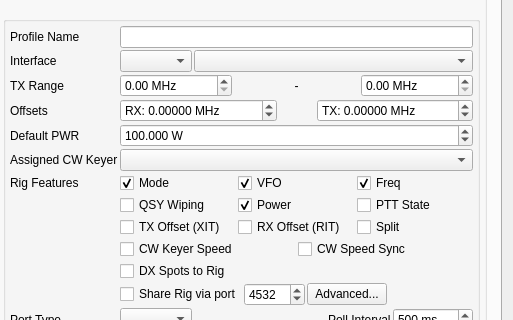
This is ui/SettingsDialog.ui in foldynl/QLog as Qt 5 draws it before an edit; both pictures show x 287 to 800 and y 144 to 464 of the 800 by 836 pixel window. The edited form follows.
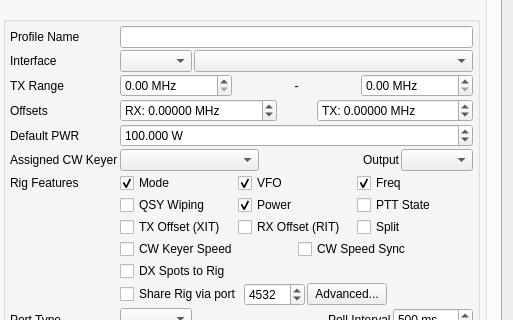
This is the edited form. The open tabs and pages were chosen to show the change. Icons and pictures are not drawn. Custom widgets are drawn as their Qt base class.

Commit message: Settings: Added Winkeyer multi-output support

Patch:
```diff
--- a/ui/SettingsDialog.ui
+++ b/ui/SettingsDialog.ui
@@ -1845,7 +1845,46 @@
                   </widget>
                  </item>
                  <item row="5" column="1">
-                  <widget class="QComboBox" name="rigAssignedCWKeyCombo"/>
+                  <layout class="QHBoxLayout" name="rigAssignedCWKeyLayout">
+                   <property name="leftMargin">
+                    <number>0</number>
+                   </property>
+                   <property name="topMargin">
+                    <number>0</number>
+                   </property>
+                   <property name="rightMargin">
+                    <number>0</number>
+                   </property>
+                   <property name="bottomMargin">
+                    <number>0</number>
+                   </property>
+                   <item>
+                    <widget class="QComboBox" name="rigAssignedCWKeyCombo"/>
+                   </item>
+                   <item>
+                    <widget class="QLabel" name="rigCWKeyOutputLabel">
+                     <property name="text">
+                      <string>Output</string>
+                     </property>
+                     <property name="alignment">
+                      <set>Qt::AlignRight|Qt::AlignTrailing|Qt::AlignVCenter</set>
+                     </property>
+                     <property name="buddy">
+                      <cstring>rigCWKeyOutputCombo</cstring>
+                     </property>
+                    </widget>
+                   </item>
+                   <item>
+                    <widget class="QComboBox" name="rigCWKeyOutputCombo">
+                     <property name="sizePolicy">
+                      <sizepolicy hsizetype="Maximum" vsizetype="Fixed">
+                       <horstretch>0</horstretch>
+                       <verstretch>0</verstretch>
+                      </sizepolicy>
+                     </property>
+                    </widget>
+                   </item>
+                  </layout>
                  </item>
                  <item row="6" column="0">
                   <widget class="QLabel" name="rigFeaturesLabel">
```
Left out of the diff: 2 changed lines with no effect on the pictures. The commit also changes 19 other files.
